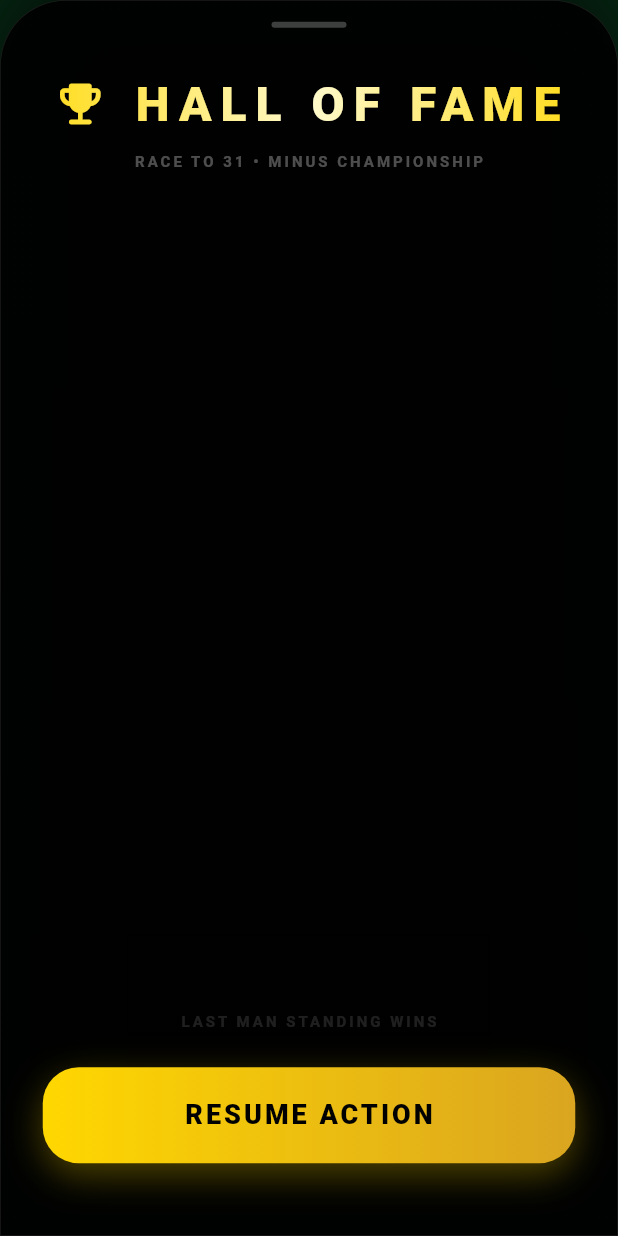
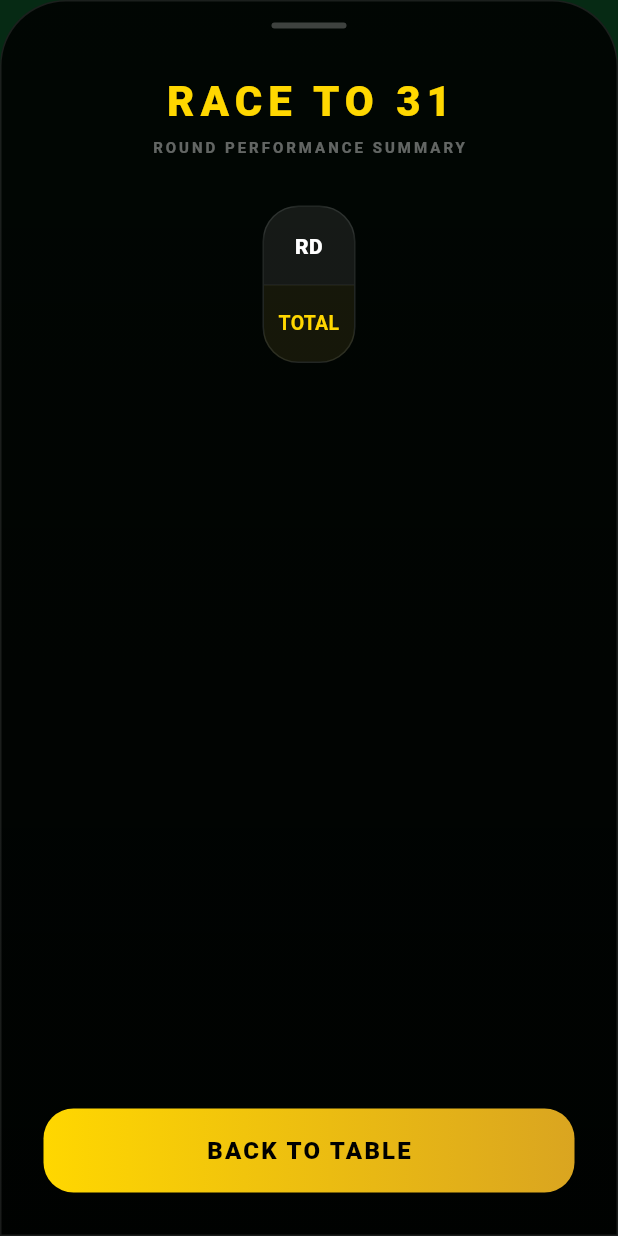
Before and after one commit to sheorans352/Card-Game, a Flutter app: the ScoreboardOverlay widget shown alone on an empty page, opened directly with empty values, on a phone screen of 412 x 824 dp. Run offline on Flutter 3.47's test engine with Material 3 defaults, Android fonts, the light colour scheme and no system bars; our stand-ins replace audioplayers, flutter_riverpod, share_plus, supabase_flutter, vibration; accounts and stored records are empty.

Commit message:
revert: restore tabular scoreboard with round-wise history

```diff
--- a/lib/widgets/scoreboard_overlay.dart
+++ b/lib/widgets/scoreboard_overlay.dart
@@ -15,10 +15,9 @@ class ScoreboardOverlay extends ConsumerWidget {
     required this.onClose,
   });
 
-  static const Color primaryBg = Color(0xFF062A14);
   static const Color accentGold = Color(0xFFFFD700);
-  static const Color dangerRed = Color(0xFFFF4D4D);
-  static const Color glassWhite = Colors.white10;
+  static const Color boxRed = Color(0xFFFF4D4D);
+  static const Color boxGreen = Color(0xFF00E676);
 
   @override
   Widget build(BuildContext context, WidgetRef ref) {
@@ -32,216 +31,89 @@ class ScoreboardOverlay extends ConsumerWidget {
             begin: Alignment.topCenter,
             end: Alignment.bottomCenter,
             colors: [
-              Colors.black.withOpacity(0.9),
+              Colors.black.withOpacity(0.85),
               Colors.black.withOpacity(0.95),
             ],
           ),
           borderRadius: const BorderRadius.vertical(top: Radius.circular(44)),
-          border: Border.all(color: Colors.white.withOpacity(0.1), width: 0.5),
-          boxShadow: [
-            BoxShadow(
-              color: Colors.black.withOpacity(0.8),
-              blurRadius: 60,
-              offset: const Offset(0, -15),
-            ),
-          ],
+          border: Border.all(color: Colors.white10),
         ),
         child: Column(
           children: [
             const SizedBox(height: 14),
-            // Pull Handle
-            Container(
-              width: 50, height: 4,
-              decoration: BoxDecoration(
-                color: Colors.white24,
-                borderRadius: BorderRadius.circular(2),
-              ),
-            ),
+            Container(width: 50, height: 4, decoration: BoxDecoration(color: Colors.white24, borderRadius: BorderRadius.circular(2))),
             const SizedBox(height: 28),
 
-            // Header Section
-            Column(
+            // Title
+            const Text(
+              'RACE TO 31',
+              style: TextStyle(color: accentGold, fontSize: 28, fontWeight: FontWeight.w900, letterSpacing: 4),
+            ),
+            const SizedBox(height: 4),
+            const Text(
+              'ROUND PERFORMANCE SUMMARY',
+              style: TextStyle(color: Colors.white38, fontSize: 10, fontWeight: FontWeight.bold, letterSpacing: 2),
+            ),
+            const SizedBox(height: 32),
+
+            // Table Content
+            Expanded(
+              child: resultsAsync.when(
+                data: (results) {
+                  final rounds = _groupResultsByRound(results);
+
+                  return SingleChildScrollView(
+                    padding: const EdgeInsets.symmetric(horizontal: 16),
+                    physics: const BouncingScrollPhysics(),
+                    child: Container(
+                      decoration: BoxDecoration(
+                        color: Colors.white.withOpacity(0.03),
+                        borderRadius: BorderRadius.circular(24),
+                        border: Border.all(color: Colors.white10),
+                      ),
+                      clipBehavior: Clip.antiAlias,
+                      child: Table(
+                        columnWidths: const {
+                          0: FixedColumnWidth(60), // Round #
+                        },
+                        border: TableBorder.symmetric(
+                          inside: const BorderSide(color: Colors.white10, width: 0.5),
+                        ),
+                        defaultVerticalAlignment: TableCellVerticalAlignment.middle,
                         children: [
-                ShaderMask(
-                  shaderCallback: (Rect bounds) {
-                    return const LinearGradient(
-                      colors: [accentGold, Color(0xFFFFFACD), accentGold],
-                    ).createShader(bounds);
-                  },
-                  child: const Row(
-                    mainAxisAlignment: MainAxisAlignment.center,
-                    children: [
-                      Icon(Icons.emoji_events_rounded, color: Colors.white, size: 36),
-                      SizedBox(width: 16),
-                      Text(
-                        'HALL OF FAME',
-                        style: TextStyle(
-                          color: Colors.white,
-                          fontSize: 32,
-                          fontWeight: FontWeight.w900,
-                          letterSpacing: 6,
-                        ),
-                      ),
+                          // Header Row (Names)
+                          _buildHeaderRow(),
+                          // Round Rows
+                          ...rounds.entries.map((e) => _buildRoundRow(e.key, e.value)),
+                          // Total Row
+                          _buildTotalRow(results),
                         ],
                       ),
                     ),
-                const SizedBox(height: 8),
-                Text(
-                  'RACE TO 31 • MINUS CHAMPIONSHIP',
-                  style: TextStyle(
-                    color: Colors.white.withOpacity(0.3),
-                    fontSize: 10,
-                    fontWeight: FontWeight.bold,
-                    letterSpacing: 2,
-                  ),
-                ),
-              ],
-            ),
-            const SizedBox(height: 48),
-
-            // Main Score List
-            Expanded(
-              child: resultsAsync.when(
-                data: (results) {
-                  return ListView(
-                    padding: const EdgeInsets.symmetric(horizontal: 28),
-                    physics: const BouncingScrollPhysics(),
-                    children: [
-                      ...players.map((p) {
-                        final totalScore = _calculateTotalScore(p.id, results);
-                        final isDanger = totalScore >= 25;
-                        final progress = (totalScore / 31).clamp(0.0, 1.0);
-
-                        return Padding(
-                          padding: const EdgeInsets.only(bottom: 40),
-                          child: Column(
-                            crossAxisAlignment: CrossAxisAlignment.start,
-                            children: [
-                              Row(
-                                mainAxisAlignment: MainAxisAlignment.spaceBetween,
-                                children: [
-                                  Row(
-                                    children: [
-                                      _buildAvatar(p.name, isDanger),
-                                      const SizedBox(width: 20),
-                                      Column(
-                                        crossAxisAlignment: CrossAxisAlignment.start,
-                                        children: [
-                                          Text(
-                                            p.name.toUpperCase(),
-                                            style: TextStyle(
-                                              color: isDanger ? dangerRed : Colors.white,
-                                              fontSize: 16,
-                                              fontWeight: FontWeight.w900,
-                                              letterSpacing: 1.2,
-                                              shadows: [
-                                                if (isDanger) Shadow(color: dangerRed.withOpacity(0.5), blurRadius: 10),
-                                              ],
-                                            ),
-                                          ),
-                                          const SizedBox(height: 4),
-                                          Container(
-                                            padding: const EdgeInsets.symmetric(horizontal: 8, vertical: 2),
-                                            decoration: BoxDecoration(
-                                              color: isDanger ? dangerRed.withOpacity(0.1) : Colors.white.withOpacity(0.05),
-                                              borderRadius: BorderRadius.circular(4),
-                                              border: Border.all(color: isDanger ? dangerRed.withOpacity(0.2) : Colors.white12),
-                                            ),
-                                            child: Text(
-                                              isDanger ? 'DANGER ZONE' : 'SAFE ZONE',
-                                              style: TextStyle(
-                                                color: isDanger ? dangerRed : Colors.white24,
-                                                fontSize: 9,
-                                                fontWeight: FontWeight.w900,
-                                                letterSpacing: 1,
-                                              ),
-                                            ),
-                                          ),
-                                        ],
-                                      ),
-                                    ],
-                                  ),
-                                  Column(
-                                    crossAxisAlignment: CrossAxisAlignment.end,
-                                    children: [
-                                      Text(
-                                        '$totalScore',
-                                        style: TextStyle(
-                                          color: isDanger ? dangerRed : Colors.white,
-                                          fontSize: 38,
-                                          height: 1,
-                                          fontWeight: FontWeight.w900,
-                                          letterSpacing: -1,
-                                          fontFeatures: const [FontFeature.tabularFigures()],
-                                        ),
-                                      ),
-                                      Text(
-                                        'POINTS',
-                                        style: TextStyle(
-                                          color: isDanger ? dangerRed.withOpacity(0.4) : Colors.white10,
-                                          fontSize: 10,
-                                          fontWeight: FontWeight.bold,
-                                        ),
-                                      ),
-                                    ],
-                                  ),
-                                ],
-                              ),
-                              const SizedBox(height: 16),
-                              _buildProgressBar(context, progress, isDanger),
-                            ],
-                          ),
-                        );
-                      }),
-                      const SizedBox(height: 30),
-                    ],
                   );
                 },
                 loading: () => const Center(child: CircularProgressIndicator(color: accentGold)),
-                error: (e, s) => Center(child: Text('Score sync in progress...', style: TextStyle(color: Colors.white.withOpacity(0.1)))),
+                error: (e, s) => const Center(child: Text('Syncing results...', style: TextStyle(color: Colors.white24))),
               ),
             ),
 
-            // Footer Section
+            // Footer Button
             Padding(
-              padding: const EdgeInsets.fromLTRB(28, 0, 28, 48),
-              child: Column(
-                children: [
-                  const Text(
-                    'LAST MAN STANDING WINS',
-                    style: TextStyle(color: Colors.white12, fontSize: 10, fontWeight: FontWeight.bold, letterSpacing: 2),
-                  ),
-                  const SizedBox(height: 24),
-                  Container(
+              padding: const EdgeInsets.all(28),
+              child: Container(
                 width: double.infinity,
-                    height: 64,
+                height: 56,
                 decoration: BoxDecoration(
-                      borderRadius: BorderRadius.circular(24),
-                      gradient: const LinearGradient(
-                        colors: [accentGold, Color(0xFFDAA520)],
-                      ),
-                      boxShadow: [
-                        BoxShadow(
-                          color: accentGold.withOpacity(0.3),
-                          blurRadius: 20,
-                          offset: const Offset(0, 8),
-                        ),
-                      ],
+                  borderRadius: BorderRadius.circular(20),
+                  gradient: const LinearGradient(colors: [accentGold, Color(0xFFDAA520)]),
                 ),
                 child: Material(
                   color: Colors.transparent,
                   child: InkWell(
                     onTap: onClose,
-                        borderRadius: BorderRadius.circular(24),
+                    borderRadius: BorderRadius.circular(20),
                     child: const Center(
-                          child: Text(
-                            'RESUME ACTION',
-                            style: TextStyle(
-                              color: Colors.black,
-                              fontSize: 18,
-                              fontWeight: FontWeight.w900,
-                              letterSpacing: 2,
-                            ),
+                      child: Text('BACK TO TABLE', style: TextStyle(color: Colors.black, fontSize: 16, fontWeight: FontWeight.w900, letterSpacing: 1.5)),
                     ),
                   ),
                 ),
@@ -250,88 +122,111 @@ class ScoreboardOverlay extends ConsumerWidget {
           ],
         ),
       ),
-          ],
-        ),
-      ),
     );
   }
 
-  Widget _buildAvatar(String name, bool isDanger) {
-    return Container(
-      width: 56, height: 56,
-      decoration: BoxDecoration(
-        shape: BoxShape.circle,
-        gradient: LinearGradient(
-          begin: Alignment.topLeft,
-          end: Alignment.bottomRight,
-          colors: isDanger
-            ? [dangerRed.withOpacity(0.6), dangerRed.withOpacity(0.2)]
-            : [accentGold.withOpacity(0.6), accentGold.withOpacity(0.2)],
-        ),
-        boxShadow: [
-          BoxShadow(
-            color: (isDanger ? dangerRed : accentGold).withOpacity(0.2),
-            blurRadius: 15,
-            spreadRadius: 2,
-          ),
+  TableRow _buildHeaderRow() {
+    return TableRow(
+      decoration: BoxDecoration(color: Colors.white.withOpacity(0.05)),
+      children: [
+        const _Cell(text: 'RD', isHeader: true),
+        ...players.map((p) => _Cell(text: p.name.toUpperCase(), isHeader: true)),
       ],
-        border: Border.all(
-          color: (isDanger ? dangerRed : accentGold).withOpacity(0.4),
-          width: 2,
-        ),
-      ),
-      child: Center(
-        child: Text(
-          name.substring(0, 1).toUpperCase(),
-          style: const TextStyle(color: Colors.white, fontSize: 24, fontWeight: FontWeight.w900),
-        ),
-      ),
     );
   }
 
-  Widget _buildProgressBar(BuildContext context, double progress, bool isDanger) {
-    return Stack(
+  TableRow _buildRoundRow(int roundNum, List<Map<String, dynamic>> roundResults) {
+    return TableRow(
       children: [
-        Container(
-          height: 12,
-          width: double.infinity,
-          decoration: BoxDecoration(
-            color: Colors.white.withOpacity(0.05),
-            borderRadius: BorderRadius.circular(6),
+        _Cell(text: '#$roundNum', isLabel: true),
+        ...players.map((p) {
+          final result = roundResults.firstWhere((r) => r['player_id'] == p.id, orElse: () => {});
+          if (result.isEmpty) return const _Cell(text: '-');
+
+          final bid = result['bid'] ?? 0;
+          final tricks = result['tricks_taken'] ?? 0;
+          final score = result['score'] ?? 0;
+          final isSuccess = score > 0;
+
+          return _Cell(
+            text: isSuccess ? '$tricks/$bid' : '$score',
+            color: isSuccess ? boxGreen : boxRed,
+            subText: isSuccess ? '+5' : null,
+          );
+        }),
+      ],
+    );
+  }
+
+  TableRow _buildTotalRow(List<Map<String, dynamic>> allResults) {
+    return TableRow(
+      decoration: BoxDecoration(color: accentGold.withOpacity(0.05)),
+      children: [
+        const _Cell(text: 'TOTAL', isLabel: true, color: accentGold),
+        ...players.map((p) {
+          final total = allResults
+              .where((r) => r['player_id'] == p.id)
+              .fold(0, (sum, item) => sum + (item['score'] as int));
+
+          return _Cell(
+            text: '$total',
+            isHeader: true,
+            color: total < 0 ? boxRed : (total >= 25 ? Colors.orange : Colors.white)
+          );
+        }),
+      ],
+    );
+  }
+
+  Map<int, List<Map<String, dynamic>>> _groupResultsByRound(List<Map<String, dynamic>> results) {
+    final Map<int, List<Map<String, dynamic>>> rounds = {};
+    for (var r in results) {
+      final roundNum = r['round_number'] as int;
+      rounds.putIfAbsent(roundNum, () => []).add(r);
+    }
+    return rounds;
+  }
+}
+
+class _Cell extends StatelessWidget {
+  final String text;
+  final String? subText;
+  final bool isHeader;
+  final bool isLabel;
+  final Color? color;
+
+  const _Cell({
+    required this.text,
+    this.subText,
+    this.isHeader = false,
+    this.isLabel = false,
+    this.color,
+  });
+
+  @override
+  Widget build(BuildContext context) {
+    return Padding(
+      padding: const EdgeInsets.symmetric(vertical: 16, horizontal: 4),
+      child: Column(
+        mainAxisSize: MainAxisSize.min,
+        children: [
+          Text(
+            text,
+            textAlign: TextAlign.center,
+            style: TextStyle(
+              color: color ?? (isHeader ? Colors.white : (isLabel ? Colors.white60 : Colors.white70)),
+              fontSize: isHeader ? 14 : 13,
+              fontWeight: isHeader ? FontWeight.w900 : (isLabel ? FontWeight.bold : FontWeight.normal),
+              fontFeatures: const [FontFeature.tabularFigures()],
             ),
           ),
-        LayoutBuilder(
-          builder: (context, constraints) {
-            return AnimatedContainer(
-              duration: const Duration(milliseconds: 1200),
-              curve: Curves.elasticOut,
-              height: 12,
-              width: constraints.maxWidth * progress,
-              decoration: BoxDecoration(
-                gradient: LinearGradient(
-                  colors: isDanger
-                    ? [dangerRed.withOpacity(0.8), dangerRed]
-                    : [const Color(0xFFFFF700), accentGold],
-                ),
-                borderRadius: BorderRadius.circular(6),
-                boxShadow: [
-                  BoxShadow(
-                    color: (isDanger ? dangerRed : accentGold).withOpacity(0.5),
-                    blurRadius: 12,
-                    spreadRadius: 1,
+          if (subText != null)
+            Text(
+              subText!,
+              style: TextStyle(color: color?.withOpacity(0.5) ?? Colors.white24, fontSize: 9, fontWeight: FontWeight.bold),
             ),
         ],
       ),
     );
   }
-        ),
-      ],
-    );
 }
-
-  int _calculateTotalScore(String playerId, List<Map<String, dynamic>> results) {
-    return results
-      .where((r) => r['player_id'] == playerId)
-      .fold(0, (sum, item) => sum + (item['score'] as int));
-  }
-}
```
Lines whose indentation alone changed are shown as unchanged.
